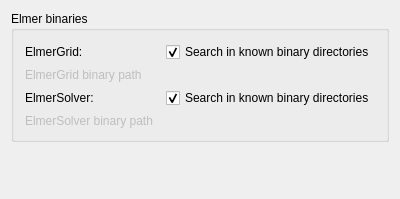
Qt form src/Mod/Fem/Gui/DlgSettingsFemElmer.ui (southseact-3d/fcd) before a commit.
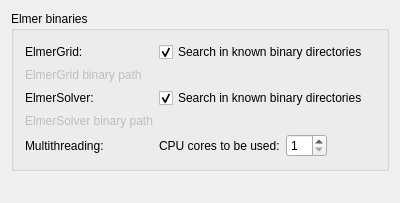
The same form after that commit. Custom widgets are drawn as their Qt base class.

Commit message:
[FEM] enable to run Elmer multi-threaded
- this needs proper testing, especially on a non-Windows system

- note that for some tasks multi-threading requires non-standard additional solvers like MUMPS. Ideally the user should be informed about this, depending on the equations he uses. But this should not block this PR, meaning to use multi-threading in general.

Patch:
```diff
--- a/src/Mod/Fem/Gui/DlgSettingsFemElmer.ui
+++ b/src/Mod/Fem/Gui/DlgSettingsFemElmer.ui
@@ -7,18 +7,13 @@
     <x>0</x>
     <y>0</y>
     <width>400</width>
-    <height>199</height>
+    <height>203</height>
    </rect>
   </property>
   <property name="windowTitle">
    <string>Elmer</string>
   </property>
   <layout class="QVBoxLayout" name="verticalLayout">
-   <property name="spacing">
-    <number>6</number>
-   </property>
-   <item>
-    <layout class="QVBoxLayout" name="verticalLayout_2">
      <item>
       <widget class="QGroupBox" name="gb_gmsh_param">
        <property name="sizePolicy">
@@ -36,12 +31,7 @@
        <property name="alignment">
         <set>Qt::AlignLeading|Qt::AlignLeft|Qt::AlignTop</set>
        </property>
-       <layout class="QHBoxLayout" name="horizontalLayout_2">
-        <property name="sizeConstraint">
-         <enum>QLayout::SetNoConstraint</enum>
-        </property>
-        <item>
-         <layout class="QGridLayout" name="gl_01">
+     <layout class="QGridLayout" name="gridLayout">
           <item row="0" column="0">
            <widget class="QLabel" name="l_grid_binary_std">
             <property name="text">
@@ -121,14 +111,14 @@
             </property>
            </widget>
           </item>
-          <item row="3" column="0">
+      <item row="2" column="0">
            <widget class="QLabel" name="l_elmer_binary_std">
             <property name="text">
              <string>ElmerSolver:</string>
             </property>
            </widget>
           </item>
-          <item row="3" column="1">
+      <item row="2" column="1">
            <widget class="Gui::PrefCheckBox" name="cb_elmer_binary_std">
             <property name="text">
              <string>Search in known binary directories</string>
@@ -144,7 +134,7 @@
             </property>
            </widget>
           </item>
-          <item row="4" column="0">
+      <item row="3" column="0">
            <widget class="QLabel" name="l_elmer_binary_path">
             <property name="enabled">
              <bool>false</bool>
@@ -160,7 +150,7 @@
             </property>
            </widget>
           </item>
-          <item row="4" column="1">
+      <item row="3" column="1">
            <widget class="Gui::PrefFileChooser" name="fc_elmer_binary_path">
             <property name="enabled">
              <bool>false</bool>
@@ -200,12 +190,64 @@
             </property>
            </widget>
           </item>
-         </layout>
-        </item>
-       </layout>
-      </widget>
-     </item>
-    </layout>
+      <item row="4" column="0">
+       <widget class="QLabel" name="l_elmer_binary_std_2">
+        <property name="text">
+         <string>Multithreading:</string>
+        </property>
+       </widget>
+      </item>
+      <item row="4" column="1">
+       <layout class="QHBoxLayout" name="horizontalLayout">
+        <item>
+         <widget class="QLabel" name="label_cores">
+          <property name="enabled">
+           <bool>true</bool>
+          </property>
+          <property name="text">
+           <string>CPU cores to be used:</string>
+          </property>
+         </widget>
+        </item>
+        <item>
+         <widget class="Gui::PrefSpinBox" name="sb_elmer_num_cores">
+          <property name="enabled">
+           <bool>true</bool>
+          </property>
+          <property name="toolTip">
+           <string>&lt;html&gt;&lt;head/&gt;&lt;body&gt;&lt;p&gt;&lt;span style=&quot; font-weight:600;&quot;&gt;Note:&lt;/span&gt; It is recommended to use an even number of cores to benefit from mesh symmetries. (Using 8 cores can be faster than 9 cores.)&lt;br/&gt;&lt;span style=&quot; font-weight:600;&quot;&gt;Note too:&lt;/span&gt; In extreme cases ElmerSolver might not converge if the core number is too high.&lt;/p&gt;&lt;/body&gt;&lt;/html&gt;</string>
+          </property>
+          <property name="minimum">
+           <number>1</number>
+          </property>
+          <property name="maximum">
+           <number>32</number>
+          </property>
+          <property name="prefEntry" stdset="0">
+           <cstring>UseNumberOfCores</cstring>
+          </property>
+          <property name="prefPath" stdset="0">
+           <cstring>Mod/Fem/Elmer</cstring>
+          </property>
+         </widget>
+        </item>
+        <item>
+         <spacer name="horizontalSpacer">
+          <property name="orientation">
+           <enum>Qt::Horizontal</enum>
+          </property>
+          <property name="sizeHint" stdset="0">
+           <size>
+            <width>40</width>
+            <height>20</height>
+           </size>
+          </property>
+         </spacer>
+        </item>
+       </layout>
+      </item>
+     </layout>
+    </widget>
    </item>
    <item>
     <spacer name="verticalSpacer">
@@ -218,7 +260,7 @@
      <property name="sizeHint" stdset="0">
       <size>
        <width>20</width>
-       <height>40</height>
+       <height>20</height>
       </size>
      </property>
     </spacer>
@@ -237,6 +279,11 @@
    <extends>Gui::FileChooser</extends>
    <header>Gui/PrefWidgets.h</header>
   </customwidget>
+  <customwidget>
+   <class>Gui::PrefSpinBox</class>
+   <extends>QSpinBox</extends>
+   <header>Gui/PrefWidgets.h</header>
+  </customwidget>
   <customwidget>
    <class>Gui::PrefCheckBox</class>
    <extends>QCheckBox</extends>
```
Left out of the diff: 34 changed lines with no effect on the pictures. Lines whose indentation alone changed are shown as unchanged. The commit also changes 10 other files.
